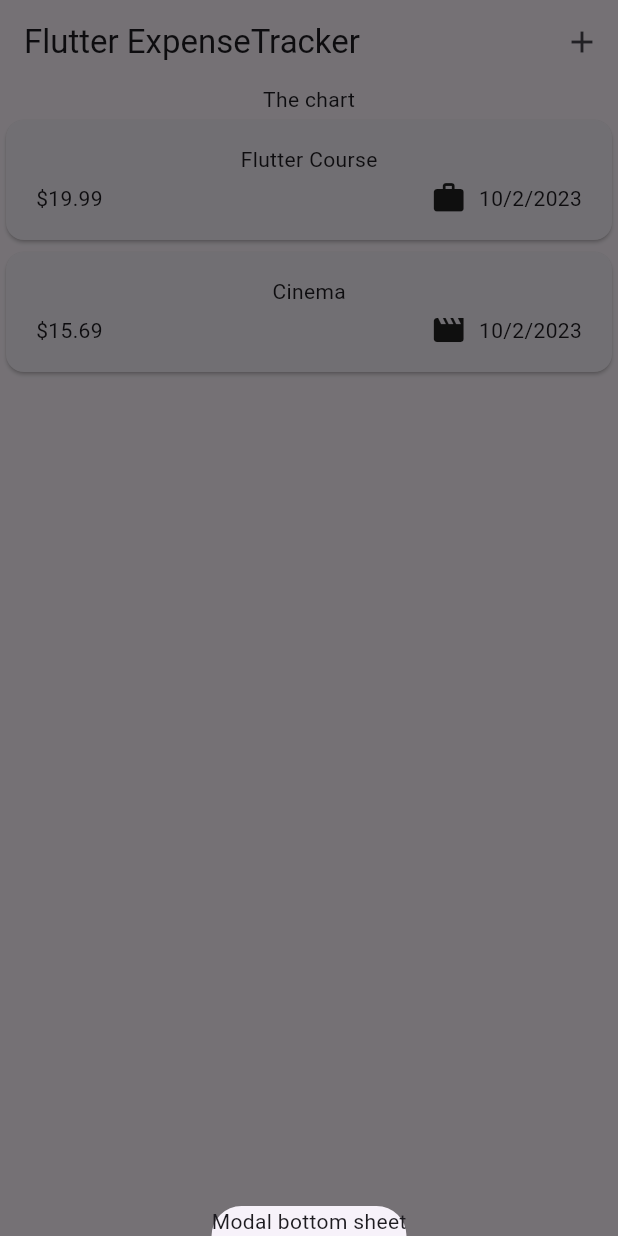
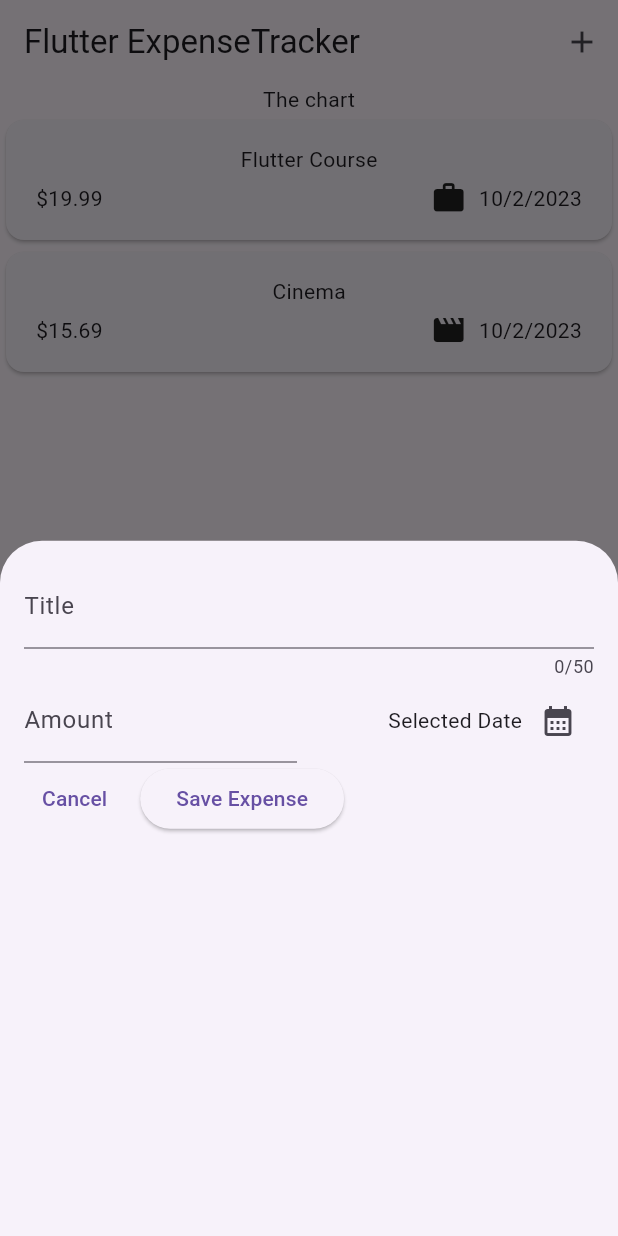
Before and after one commit to dyWe2216/flutter-expense-tracker, a Flutter app: the screen it shows after launch, after a tap on the "add" icon, on a phone screen of 412 x 824 dp. Run offline on Flutter 3.47's test engine with Material 2 defaults, Android fonts, the phone set to English and light mode, and no system bars.

Commit message:
feat: date picker 구현

```diff
--- a/lib/widgets/expenses.dart
+++ b/lib/widgets/expenses.dart
@@ -1,6 +1,7 @@
 import 'package:flutter/material.dart';
 import 'package:flutter_expense_tracker/widgets/expenses_list/expenses_list.dart';
 import 'package:flutter_expense_tracker/models/expense.dart';
+import 'package:flutter_expense_tracker/widgets/new_expense.dart';
 
 class Expenses extends StatefulWidget {
   const Expenses({super.key});
@@ -27,7 +28,7 @@ class _ExpensesState extends State<Expenses> {
 
   void _openAddExpenseOverlay() {
     showModalBottomSheet(
-        context: context, builder: (ctx) => Text('Modal bottom sheet'));
+        context: context, builder: (ctx) => const NewExpense());
   }
 
   @override
--- /dev/null
+++ b/lib/widgets/new_expense.dart
@@ -0,0 +1,97 @@
+import 'package:flutter/material.dart';
+
+class NewExpense extends StatefulWidget {
+  const NewExpense({super.key});
+
+  @override
+  State<StatefulWidget> createState() {
+    return _NewExpenseState();
+  }
+}
+
+class _NewExpenseState extends State<NewExpense> {
+  final _titleController = TextEditingController();
+  final _amountController = TextEditingController();
+
+  void _presentDatePicker() {
+    final now = DateTime.now();
+    final firstDate = DateTime(now.year - 1, now.month, now.day);
+
+    showDatePicker(
+        context: context,
+        initialDate: now,
+        firstDate: firstDate,
+        lastDate: now);
+  }
+
+  @override
+  void dispose() {
+    _titleController.dispose();
+    _amountController.dispose();
+
+    super.dispose();
+  }
+
+  @override
+  Widget build(BuildContext context) {
+    return Padding(
+        padding: const EdgeInsets.all(16),
+        child: Column(
+          children: [
+            TextField(
+              controller: _titleController,
+              maxLength: 50,
+              keyboardType: TextInputType.text,
+              decoration: const InputDecoration(
+                label: Text('Title'),
+              ),
+            ),
+            Row(
+              children: [
+                Expanded(
+                  child: TextField(
+                    controller: _amountController,
+                    keyboardType: TextInputType.number,
+                    decoration: const InputDecoration(
+                      prefixText: '\$ ',
+                      label: Text('Amount'),
+                    ),
+                  ),
+                ),
+                const SizedBox(width: 16),
+                Expanded(
+                  child: Row(
+                    mainAxisAlignment: MainAxisAlignment.end,
+                    crossAxisAlignment: CrossAxisAlignment.center,
+                    children: [
+                      const Text('Selected Date'),
+                      IconButton(
+                          onPressed: _presentDatePicker,
+                          icon: const Icon(Icons.calendar_month))
+                    ],
+                  ),
+                ),
+              ],
+            ),
+            Row(
+              children: [
+                TextButton(
+                  onPressed: () {
+                    Navigator.pop(context);
+                  },
+                  child: const Text('Cancel'),
+                ),
+                const SizedBox(width: 10),
+                ElevatedButton(
+                  onPressed: () {
+                    print(_titleController);
+                    print(_amountController);
+                  },
+                  child: const Text('Save Expense'),
+                ),
+              ],
+            )
+          ],
+        ));
+  }
+}
```
